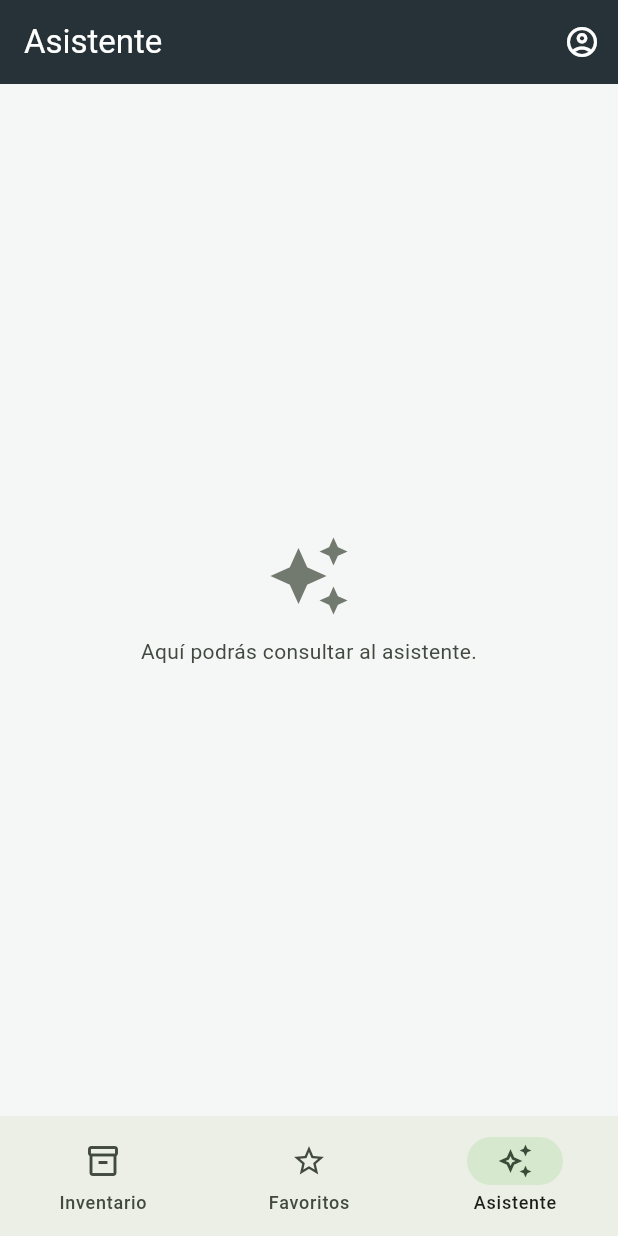
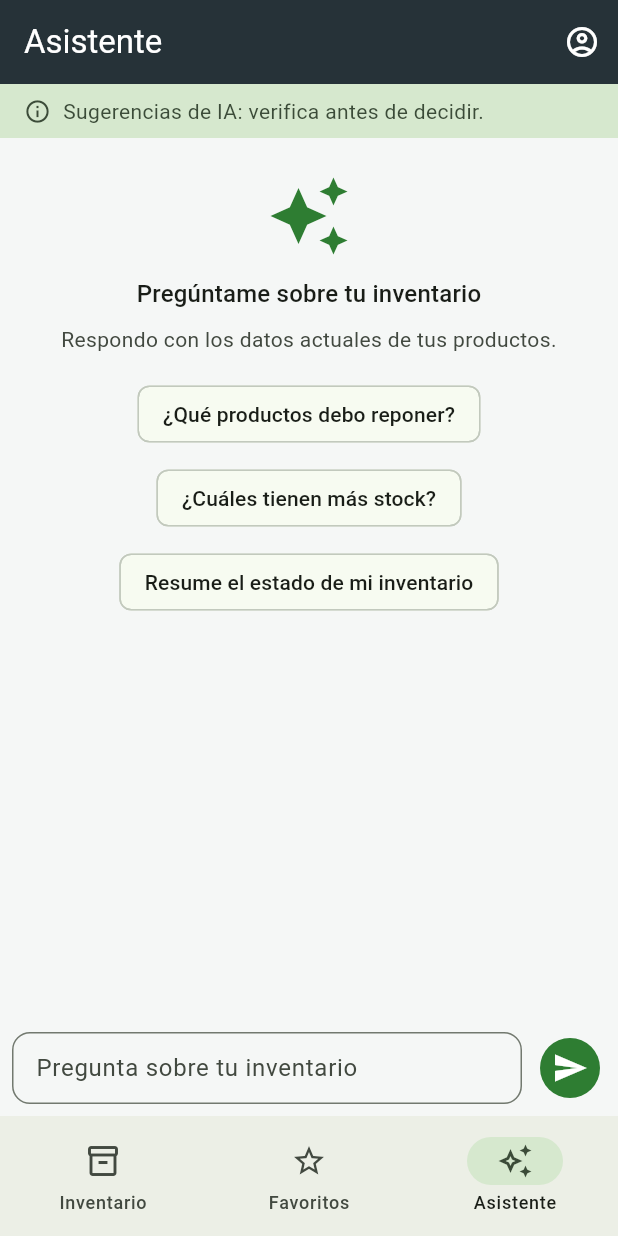
Before and after one commit to wsuarezu/controlinventario, a Flutter app: the screen it shows once a user with an empty profile is signed in, item 3 of the bottom bar chosen, on a phone screen of 412 x 824 dp. Run offline on Flutter 3.47's test engine with Material 3 defaults, Android fonts, the light colour scheme and no system bars; our stand-ins replace dio, flutter_secure_storage, get, hive, hive_flutter; accounts and stored records are empty; network calls fail.

Commit message:
feat: pantalla del asistente de IA con sugerencias, aviso y manejo de errores

```diff
--- /dev/null
+++ b/lib/controllers/asistente_controller.dart
@@ -0,0 +1,81 @@
+import 'package:get/get.dart';
+
+import '../services/api_client.dart';
+import '../services/asistente_service.dart';
+import 'auth_controller.dart';
+
+/// Un mensaje de la conversación.
+class MensajeChat {
+  const MensajeChat({required this.texto, required this.deUsuario, this.esIa = false});
+
+  final String texto;
+  final bool deUsuario;
+
+  /// Solo para respuestas: true si la generó la IA (no el modo reglas).
+  final bool esIa;
+}
+
+/// Conversación con el asistente. Se borra al cerrar sesión.
+class AsistenteController extends GetxController {
+  AsistenteController({AsistenteService? servicio, AuthController? auth})
+    : _servicio = servicio ?? AsistenteService(Get.find<ApiClient>()),
+      _auth = auth ?? Get.find<AuthController>();
+
+  final AsistenteService _servicio;
+  final AuthController _auth;
+
+  static const sugerencias = [
+    '¿Qué productos debo reponer?',
+    '¿Cuáles tienen más stock?',
+    'Resume el estado de mi inventario',
+  ];
+
+  final RxList<MensajeChat> mensajes = <MensajeChat>[].obs;
+  final RxBool pensando = false.obs;
+
+  /// Error de la última pregunta; vacío si no hubo.
+  final RxString error = ''.obs;
+
+  String? _ultimaPregunta;
+
+  @override
+  void onInit() {
+    super.onInit();
+    _auth.registrarLimpieza(limpiar);
+  }
+
+  Future<void> preguntar(String texto) async {
+    final pregunta = texto.trim();
+    if (pregunta.isEmpty || pensando.value) return;
+    _ultimaPregunta = pregunta;
+    error.value = '';
+    mensajes.add(MensajeChat(texto: pregunta, deUsuario: true));
+    await _consultar(pregunta);
+  }
+
+  /// Reintenta la última pregunta sin repetirla en la conversación.
+  Future<void> reintentar() async {
+    final pregunta = _ultimaPregunta;
+    if (pregunta == null || pensando.value) return;
+    error.value = '';
+    await _consultar(pregunta);
+  }
+
+  Future<void> _consultar(String pregunta) async {
+    pensando.value = true;
+    try {
+      final r = await _servicio.preguntar(pregunta);
+      mensajes.add(MensajeChat(texto: r.texto, deUsuario: false, esIa: r.esIa));
+    } on AsistenteException catch (e) {
+      error.value = e.mensaje;
+    } finally {
+      pensando.value = false;
+    }
+  }
+
+  Future<void> limpiar() async {
+    mensajes.clear();
+    error.value = '';
+    _ultimaPregunta = null;
+  }
+}
--- a/lib/main.dart
+++ b/lib/main.dart
@@ -2,6 +2,7 @@ import 'package:flutter/material.dart';
 import 'package:get/get.dart';
 import 'package:hive_flutter/hive_flutter.dart';
 
+import 'controllers/asistente_controller.dart';
 import 'controllers/auth_controller.dart';
 import 'controllers/favoritos_controller.dart';
 import 'controllers/productos_controller.dart';
@@ -24,6 +25,7 @@ Future<void> main() async {
   Get.put(AuthController(), permanent: true);
   Get.put(ProductosController(), permanent: true);
   Get.put(FavoritosController(), permanent: true);
+  Get.put(AsistenteController(), permanent: true);
   runApp(const InventarioApp());
 }
 
--- /dev/null
+++ b/lib/screens/asistente_screen.dart
@@ -0,0 +1,258 @@
+import 'package:flutter/material.dart';
+import 'package:get/get.dart';
+
+import '../controllers/asistente_controller.dart';
+import '../theme/app_theme.dart';
+
+/// Chat con el asistente de inventario. Estados: vacío (con sugerencias),
+/// pensando, respuesta y error con Reintentar.
+class AsistenteScreen extends StatefulWidget {
+  const AsistenteScreen({super.key});
+
+  @override
+  State<AsistenteScreen> createState() => _AsistenteScreenState();
+}
+
+class _AsistenteScreenState extends State<AsistenteScreen> {
+  final AsistenteController _c = Get.find<AsistenteController>();
+  final _texto = TextEditingController();
+  final _scroll = ScrollController();
+
+  @override
+  void dispose() {
+    _texto.dispose();
+    _scroll.dispose();
+    super.dispose();
+  }
+
+  Future<void> _enviar([String? sugerencia]) async {
+    final pregunta = sugerencia ?? _texto.text;
+    if (pregunta.trim().isEmpty) return;
+    _texto.clear();
+    FocusScope.of(context).unfocus();
+    final envio = _c.preguntar(pregunta);
+    _bajar();
+    await envio;
+    _bajar();
+  }
+
+  void _bajar() {
+    WidgetsBinding.instance.addPostFrameCallback((_) {
+      if (_scroll.hasClients) {
+        _scroll.animateTo(
+          _scroll.position.maxScrollExtent,
+          duration: const Duration(milliseconds: 250),
+          curve: Curves.easeOut,
+        );
+      }
+    });
+  }
+
+  @override
+  Widget build(BuildContext context) {
+    final tema = Theme.of(context);
+    return Column(
+      children: [
+        Container(
+          width: double.infinity,
+          color: tema.colorScheme.secondaryContainer,
+          padding: const EdgeInsets.symmetric(horizontal: AppSpacing.lg, vertical: AppSpacing.sm),
+          child: Row(
+            children: [
+              Icon(Icons.info_outline, size: 18, color: tema.colorScheme.onSecondaryContainer),
+              const SizedBox(width: AppSpacing.sm),
+              Expanded(
+                child: Text(
+                  'Sugerencias de IA: verifica antes de decidir.',
+                  style: TextStyle(color: tema.colorScheme.onSecondaryContainer),
+                ),
+              ),
+            ],
+          ),
+        ),
+        Expanded(
+          child: Obx(() {
+            if (_c.mensajes.isEmpty && !_c.pensando.value && _c.error.value.isEmpty) {
+              return _Bienvenida(onSugerencia: _enviar);
+            }
+            return ListView(
+              controller: _scroll,
+              padding: const EdgeInsets.all(AppSpacing.lg),
+              children: [
+                for (final m in _c.mensajes) _Burbuja(mensaje: m),
+                if (_c.pensando.value) const _Pensando(),
+                if (_c.error.value.isNotEmpty)
+                  _ErrorChat(mensaje: _c.error.value, onReintentar: _c.reintentar),
+              ],
+            );
+          }),
+        ),
+        SafeArea(
+          top: false,
+          child: Padding(
+            padding: const EdgeInsets.all(AppSpacing.sm),
+            child: Row(
+              children: [
+                Expanded(
+                  child: TextField(
+                    controller: _texto,
+                    minLines: 1,
+                    maxLines: 4,
+                    maxLength: 500,
+                    textInputAction: TextInputAction.send,
+                    onSubmitted: (_) => _enviar(),
+                    decoration: const InputDecoration(
+                      hintText: 'Pregunta sobre tu inventario',
+                      counterText: '',
+                      isDense: true,
+                    ),
+                  ),
+                ),
+                const SizedBox(width: AppSpacing.sm),
+                Obx(
+                  () => IconButton.filled(
+                    tooltip: 'Enviar',
+                    onPressed: _c.pensando.value ? null : _enviar,
+                    icon: const Icon(Icons.send),
+                  ),
+                ),
+              ],
+            ),
+          ),
+        ),
+      ],
+    );
+  }
+}
+
+class _Bienvenida extends StatelessWidget {
+  const _Bienvenida({required this.onSugerencia});
+
+  final void Function(String) onSugerencia;
+
+  @override
+  Widget build(BuildContext context) {
+    final tema = Theme.of(context);
+    return ListView(
+      padding: const EdgeInsets.all(AppSpacing.xl),
+      children: [
+        Icon(Icons.auto_awesome, size: 56, color: tema.colorScheme.primary),
+        const SizedBox(height: AppSpacing.md),
+        Text(
+          'Pregúntame sobre tu inventario',
+          textAlign: TextAlign.center,
+          style: tema.textTheme.titleMedium,
+        ),
+        const SizedBox(height: AppSpacing.sm),
+        Text(
+          'Respondo con los datos actuales de tus productos.',
+          textAlign: TextAlign.center,
+          style: tema.textTheme.bodyMedium?.copyWith(color: tema.colorScheme.onSurfaceVariant),
+        ),
+        const SizedBox(height: AppSpacing.lg),
+        Wrap(
+          alignment: WrapAlignment.center,
+          spacing: AppSpacing.sm,
+          runSpacing: AppSpacing.sm,
+          children: [
+            for (final s in AsistenteController.sugerencias)
+              ActionChip(label: Text(s), onPressed: () => onSugerencia(s)),
+          ],
+        ),
+      ],
+    );
+  }
+}
+
+class _Burbuja extends StatelessWidget {
+  const _Burbuja({required this.mensaje});
+
+  final MensajeChat mensaje;
+
+  @override
+  Widget build(BuildContext context) {
+    final tema = Theme.of(context);
+    final propio = mensaje.deUsuario;
+    return Align(
+      alignment: propio ? Alignment.centerRight : Alignment.centerLeft,
+      child: Container(
+        constraints: BoxConstraints(maxWidth: MediaQuery.sizeOf(context).width * 0.8),
+        margin: const EdgeInsets.only(bottom: AppSpacing.sm),
+        padding: const EdgeInsets.all(AppSpacing.md),
+        decoration: BoxDecoration(
+          color: propio ? tema.colorScheme.primary : tema.colorScheme.surfaceContainerHighest,
+          borderRadius: BorderRadius.circular(16),
+        ),
+        child: Column(
+          crossAxisAlignment: CrossAxisAlignment.start,
+          children: [
+            SelectableText(
+              mensaje.texto,
+              style: TextStyle(
+                color: propio ? tema.colorScheme.onPrimary : tema.colorScheme.onSurface,
+              ),
+            ),
+            if (!propio) ...[
+              const SizedBox(height: AppSpacing.xs),
+              Text(
+                mensaje.esIa ? 'Generado con IA' : 'Respuesta automática (sin IA)',
+                style: tema.textTheme.bodySmall?.copyWith(color: tema.colorScheme.onSurfaceVariant),
+              ),
+            ],
+          ],
+        ),
+      ),
+    );
+  }
+}
+
+class _Pensando extends StatelessWidget {
+  const _Pensando();
+
+  @override
+  Widget build(BuildContext context) {
+    return const Padding(
+      padding: EdgeInsets.symmetric(vertical: AppSpacing.sm),
+      child: Row(
+        children: [
+          SizedBox(width: 18, height: 18, child: CircularProgressIndicator(strokeWidth: 2)),
+          SizedBox(width: AppSpacing.sm),
+          Text('El asistente está pensando...'),
+        ],
+      ),
+    );
+  }
+}
+
+class _ErrorChat extends StatelessWidget {
+  const _ErrorChat({required this.mensaje, required this.onReintentar});
+
+  final String mensaje;
+  final VoidCallback onReintentar;
+
+  @override
+  Widget build(BuildContext context) {
+    final tema = Theme.of(context);
+    return Card(
+      margin: const EdgeInsets.only(top: AppSpacing.sm),
+      color: tema.colorScheme.errorContainer,
+      child: Padding(
+        padding: const EdgeInsets.all(AppSpacing.md),
+        child: Column(
+          crossAxisAlignment: CrossAxisAlignment.start,
+          children: [
+            Text(mensaje, style: TextStyle(color: tema.colorScheme.onErrorContainer)),
+            Align(
+              alignment: Alignment.centerRight,
+              child: TextButton.icon(
+                onPressed: onReintentar,
+                icon: const Icon(Icons.refresh),
+                label: const Text('Reintentar'),
+              ),
+            ),
+          ],
+        ),
+      ),
+    );
+  }
+}
--- a/lib/screens/root_shell.dart
+++ b/lib/screens/root_shell.dart
@@ -2,8 +2,8 @@ import 'package:flutter/material.dart';
 import 'package:get/get.dart';
 
 import '../controllers/auth_controller.dart';
-import '../widgets/empty_view.dart';
 import '../widgets/loading_view.dart';
+import 'asistente_screen.dart';
 import 'favoritos_screen.dart';
 import 'login_screen.dart';
 import 'producto_form_screen.dart';
@@ -48,10 +48,7 @@ class _RootShellState extends State<RootShell> {
       body: switch (_indice) {
         0 => const ProductosScreen(),
         1 => const FavoritosScreen(),
-        _ => const EmptyView(
-          mensaje: 'Aquí podrás consultar al asistente.',
-          icono: Icons.auto_awesome,
-        ),
+        _ => const AsistenteScreen(),
       },
       floatingActionButton: _indice == 0
           ? FloatingActionButton.extended(
--- /dev/null
+++ b/lib/services/asistente_service.dart
@@ -0,0 +1,96 @@
+import 'package:dio/dio.dart';
+
+import '../config/api_config.dart';
+import 'api_client.dart';
+
+/// Respuesta del asistente. `modo` es «gemini» (IA) o «reglas» (sin IA).
+class RespuestaAsistente {
+  const RespuestaAsistente({required this.texto, required this.modo});
+
+  final String texto;
+  final String modo;
+
+  bool get esIa => modo == 'gemini';
+
+  factory RespuestaAsistente.fromJson(Map<String, dynamic> json) => RespuestaAsistente(
+    texto: (json['respuesta'] as String?)?.trim().isNotEmpty == true
+        ? json['respuesta'] as String
+        : 'El asistente no devolvió ninguna respuesta.',
+    modo: json['modo'] as String? ?? 'reglas',
+  );
+}
+
+/// Error del asistente ya traducido a un mensaje para la persona.
+class AsistenteException implements Exception {
+  AsistenteException(this.mensaje, {this.sesionCaducada = false});
+
+  final String mensaje;
+  final bool sesionCaducada;
+
+  @override
+  String toString() => mensaje;
+}
+
+/// Habla con el servidor propio del asistente (`asistente-server/`). La app
+/// no conoce ninguna clave de IA: solo envía la pregunta y el token de la
+/// sesión, con el que el servidor consulta el inventario del usuario.
+class AsistenteService {
+  AsistenteService(this._api, {Dio? dio})
+    : _dio =
+          dio ??
+          Dio(
+            BaseOptions(
+              baseUrl: ApiConfig.asistenteUrl,
+              connectTimeout: const Duration(seconds: 10),
+              // El modelo puede tardar: más margen que el backend.
+              receiveTimeout: const Duration(seconds: 40),
+            ),
+          );
+
+  final ApiClient _api;
+  final Dio _dio;
+
+  Future<RespuestaAsistente> preguntar(String pregunta) async {
+    final token = _api.token;
+    if (token == null) {
+      throw AsistenteException('Inicia sesión para usar el asistente.', sesionCaducada: true);
+    }
+    try {
+      final r = await _dio.post(
+        '/asistente',
+        data: {'consulta': pregunta},
+        options: Options(headers: {'Authorization': 'Bearer $token'}),
+      );
+      return RespuestaAsistente.fromJson(Map<String, dynamic>.from(r.data as Map));
+    } on DioException catch (e) {
+      throw _traducir(e);
+    }
+  }
+
+  AsistenteException _traducir(DioException e) {
+    switch (e.type) {
+      case DioExceptionType.connectionTimeout:
+      case DioExceptionType.sendTimeout:
+      case DioExceptionType.receiveTimeout:
+        return AsistenteException('El asistente tardó demasiado en responder. Inténtalo de nuevo.');
+      case DioExceptionType.badResponse:
+        final codigo = e.response?.statusCode ?? 0;
+        final datos = e.response?.data;
+        final detail = datos is Map ? datos['detail'] : null;
+        if (codigo == 401) {
+          // Mismo camino que un 401 del backend: AuthController cierra la sesión.
+          _api.alSesionCaducada?.call();
+          return AsistenteException(
+            'Tu sesión caducó. Inicia sesión de nuevo.',
+            sesionCaducada: true,
+          );
+        }
+        if (detail is String && detail.isNotEmpty) return AsistenteException(detail);
+        return AsistenteException('El asistente tuvo un problema (código $codigo).');
+      default:
+        return AsistenteException(
+          'El asistente no está disponible. Revisa que el servidor del asistente esté encendido.',
+        );
+    }
+  }
+}
```
Also changed, not shown: 1 other file.
